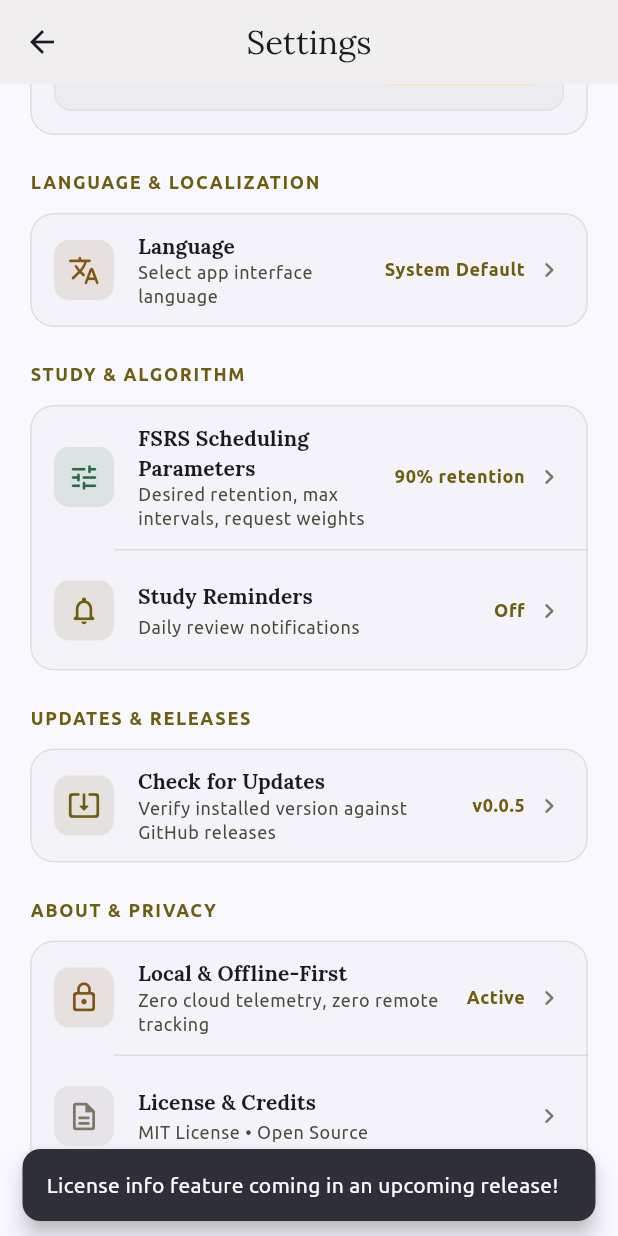
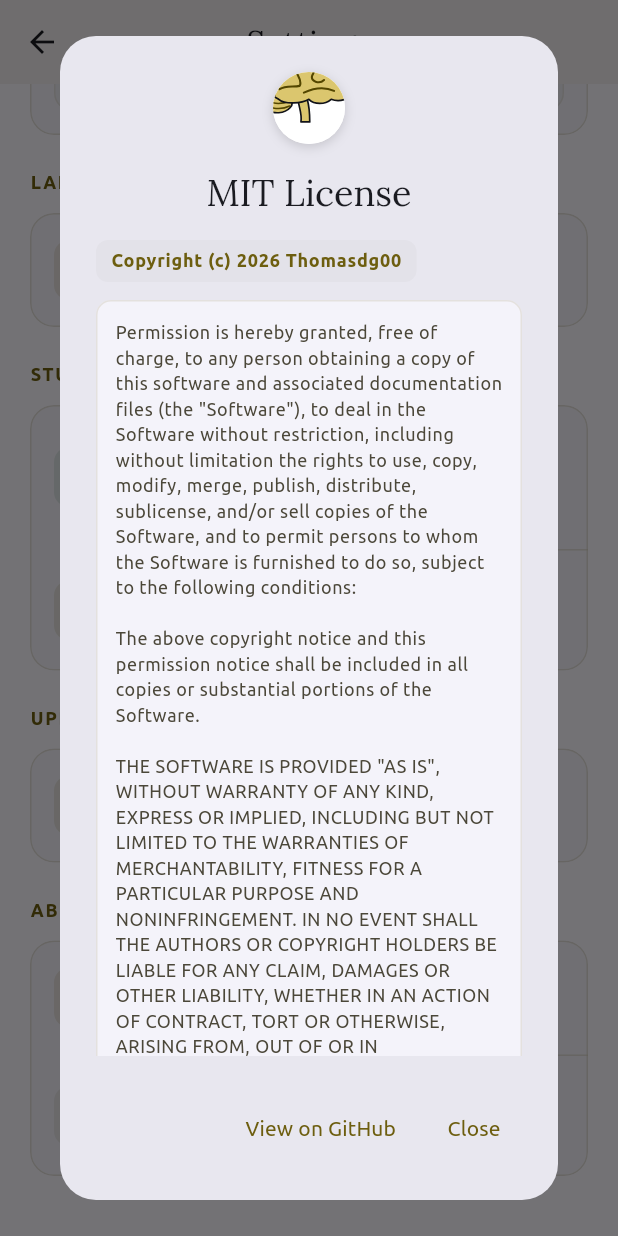
Before and after one commit to CydonianCitizen/Repetita, a Flutter app: the SettingsScreen screen opened directly, scrolled down 632 dp, after a tap on "License & Credits", on a phone screen of 412 x 824 dp. Run offline on Flutter 3.47's test engine with Material 3 defaults, Android fonts, the phone set to English and light mode, and no system bars; our stand-ins replace drift, flutter_animate, flutter_local_notifications, flutter_riverpod, flutter_svg, riverpod_annotation; accounts and stored records are empty; generated files the repository leaves out were written again.

Commit message:
feat(ui): update launcher and splash icons to isolated circle design and add license dialog

```diff
--- a/lib/src/core/l10n/app_en.arb
+++ b/lib/src/core/l10n/app_en.arb
@@ -175,6 +175,9 @@
   "offlinePrivacySubtitle": "Zero cloud telemetry, zero remote tracking",
   "licenseAndCredits": "License & Credits",
   "licenseSubtitle": "MIT License • Open Source",
+  "licenseDialogTitle": "MIT License",
+  "licenseCopyright": "Copyright (c) 2026 Thomasdg00",
+  "viewAllLicenses": "View All Open Source Licenses",
   "comingSoonNotice": "{feature} feature coming in an upcoming release!",
   "@comingSoonNotice": {
     "placeholders": {
--- a/lib/src/core/l10n/app_it.arb
+++ b/lib/src/core/l10n/app_it.arb
@@ -137,5 +137,8 @@
   "offlinePrivacySubtitle": "Zero telemetria cloud, nessun tracciamento remoto",
   "licenseAndCredits": "Licenza e riconoscimenti",
   "licenseSubtitle": "Licenza MIT • Open Source",
+  "licenseDialogTitle": "Licenza MIT",
+  "licenseCopyright": "Copyright (c) 2026 Thomasdg00",
+  "viewAllLicenses": "Tutte le licenze open source",
   "comingSoonNotice": "Funzionalità {feature} disponibile in un prossimo aggiornamento!"
 }
--- a/lib/src/features/settings/presentation/settings_screen.dart
+++ b/lib/src/features/settings/presentation/settings_screen.dart
@@ -573,6 +573,137 @@
     );
   }
 
+  void _showLicenseDialog(BuildContext context, AppLocalizations? l10n) {
+    final theme = Theme.of(context);
+    final colorScheme = theme.colorScheme;
+
+    showDialog<void>(
+      context: context,
+      builder: (dialogContext) {
+        return AlertDialog(
+          icon: Container(
+            width: 48,
+            height: 48,
+            decoration: BoxDecoration(
+              shape: BoxShape.circle,
+              color: Colors.white,
+              boxShadow: [
+                BoxShadow(
+                  color: Colors.black.withValues(alpha: 0.15),
+                  blurRadius: 6,
+                  offset: const Offset(0, 2),
+                ),
+              ],
+            ),
+            clipBehavior: Clip.antiAlias,
+            child: SvgPicture.asset(
+              'repetita-circle-icon.svg',
+              fit: BoxFit.cover,
+            ),
+          ),
+          title: Text(l10n?.licenseDialogTitle ?? 'MIT License'),
+          content: SingleChildScrollView(
+            child: Column(
+              mainAxisSize: MainAxisSize.min,
+              crossAxisAlignment: CrossAxisAlignment.start,
+              children: [
+                Container(
+                  padding: const EdgeInsets.symmetric(
+                    horizontal: 10,
+                    vertical: 6,
+                  ),
+                  decoration: BoxDecoration(
+                    color: colorScheme.surfaceContainerHighest,
+                    borderRadius: BorderRadius.circular(8),
+                  ),
+                  child: Text(
+                    l10n?.licenseCopyright ?? 'Copyright (c) 2026 Thomasdg00',
+                    style: theme.textTheme.labelMedium?.copyWith(
+                      fontWeight: FontWeight.bold,
+                      color: colorScheme.primary,
+                    ),
+                  ),
+                ),
+                const SizedBox(height: 12),
+                Container(
+                  padding: const EdgeInsets.all(12),
+                  decoration: BoxDecoration(
+                    color: colorScheme.surfaceContainerLow,
+                    borderRadius: BorderRadius.circular(10),
+                    border: Border.all(
+                      color: colorScheme.outlineVariant.withValues(alpha: 0.4),
+                    ),
+                  ),
+                  child: Text(
+                    'Permission is hereby granted, free of charge, to any person obtaining a copy '
+                    'of this software and associated documentation files (the "Software"), to deal '
+                    'in the Software without restriction, including without limitation the rights '
+                    'to use, copy, modify, merge, publish, distribute, sublicense, and/or sell '
+                    'copies of the Software, and to permit persons to whom the Software is '
+                    'furnished to do so, subject to the following conditions:\n\n'
+                    'The above copyright notice and this permission notice shall be included in all '
+                    'copies or substantial portions of the Software.\n\n'
+                    'THE SOFTWARE IS PROVIDED "AS IS", WITHOUT WARRANTY OF ANY KIND, EXPRESS OR '
+                    'IMPLIED, INCLUDING BUT NOT LIMITED TO THE WARRANTIES OF MERCHANTABILITY, '
+                    'FITNESS FOR A PARTICULAR PURPOSE AND NONINFRINGEMENT. IN NO EVENT SHALL THE '
+                    'AUTHORS OR COPYRIGHT HOLDERS BE LIABLE FOR ANY CLAIM, DAMAGES OR OTHER '
+                    'LIABILITY, WHETHER IN AN ACTION OF CONTRACT, TORT OR OTHERWISE, ARISING FROM, '
+                    'OUT OF OR IN CONNECTION WITH THE SOFTWARE OR THE USE OR OTHER DEALINGS IN THE '
+                    'SOFTWARE.',
+                    style: theme.textTheme.bodySmall?.copyWith(
+                      height: 1.4,
+                      color: colorScheme.onSurfaceVariant,
+                    ),
+                  ),
+                ),
+                const SizedBox(height: 14),
+                OutlinedButton.icon(
+                  key: const Key('view_all_licenses_button'),
+                  style: OutlinedButton.styleFrom(
+                    minimumSize: const Size(double.infinity, 44),
+                  ),
+                  icon: const Icon(Icons.policy_outlined, size: 18),
+                  label: Text(
+                    l10n?.viewAllLicenses ?? 'View All Open Source Licenses',
+                  ),
+                  onPressed: () {
+                    showLicensePage(
+                      context: context,
+                      applicationName: l10n?.appTitle ?? 'Repetita',
+                      applicationVersion: SettingsScreen.appVersion,
+                      applicationLegalese:
+                          'Copyright (c) 2026 Thomasdg00\nMIT License',
+                    );
+                  },
+                ),
+              ],
+            ),
+          ),
+          actions: [
+            TextButton(
+              onPressed: () {
+                Navigator.of(dialogContext).pop();
+                ScaffoldMessenger.of(context).showSnackBar(
+                  const SnackBar(
+                    content: Text(
+                      'License: https://github.com/CydonianCitizen/Repetita/blob/main/LICENSE',
+                    ),
+                    behavior: SnackBarBehavior.floating,
+                  ),
+                );
+              },
+              child: Text(l10n?.viewOnGitHub ?? 'View on GitHub'),
+            ),
+            TextButton(
+              onPressed: () => Navigator.of(dialogContext).pop(),
+              child: Text(l10n?.close ?? 'Close'),
+            ),
+          ],
+        );
+      },
+    );
+  }
+
   String _getLanguageDisplayText(
     Locale? currentLocale,
     AppLocalizations? l10n,
@@ -623,7 +754,7 @@
                   width: 48,
                   height: 48,
                   decoration: BoxDecoration(
-                    borderRadius: BorderRadius.circular(14),
+                    shape: BoxShape.circle,
                     boxShadow: [
                       BoxShadow(
                         color: Colors.black.withValues(alpha: 0.15),
@@ -634,7 +765,7 @@
                   ),
                   clipBehavior: Clip.antiAlias,
                   child: SvgPicture.asset(
-                    'repetita-icon.svg',
+                    'repetita-circle-icon.svg',
                     width: 48,
                     height: 48,
                     fit: BoxFit.cover,
@@ -1319,7 +1450,7 @@
                 iconColor: colorScheme.outline,
                 title: l10n?.licenseAndCredits ?? 'License & Credits',
                 subtitle: l10n?.licenseSubtitle ?? 'MIT License • Open Source',
-                onTap: () => _showPlaceholderNotice(context, 'License info'),
+                onTap: () => _showLicenseDialog(context, l10n),
               ),
             ],
           ),
```
Also changed, not shown: pubspec.yaml (+6 -2 lines), lib/src/core/l10n/generated/app_localizations.dart, lib/src/core/l10n/generated/app_localizations_en.dart, lib/src/core/l10n/generated/app_localizations_it.dart, repetita-adaptive-foreground-1024.png (added), repetita-adaptive-foreground.svg (added), repetita-circle-icon-1024.png (added), repetita-circle-icon.svg (added), 37 other files.
